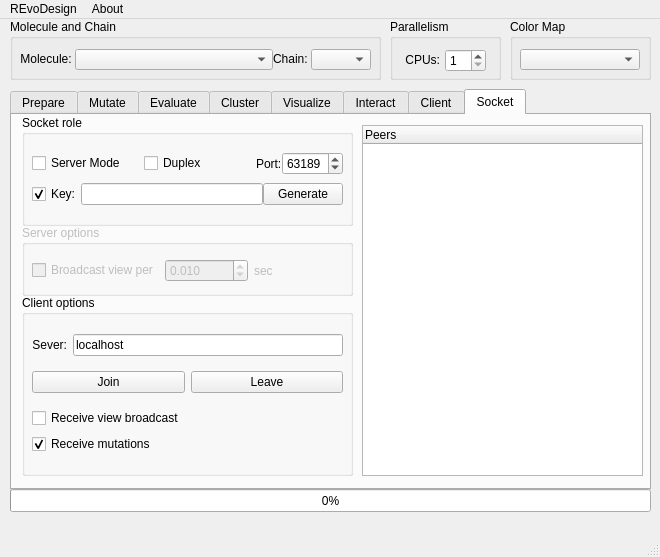
Before: the Qt Designer form REvoDesign/UI/REvoDesign-PyMOL.ui in YaoYinYing/REvoDesign, drawn with Qt 5.
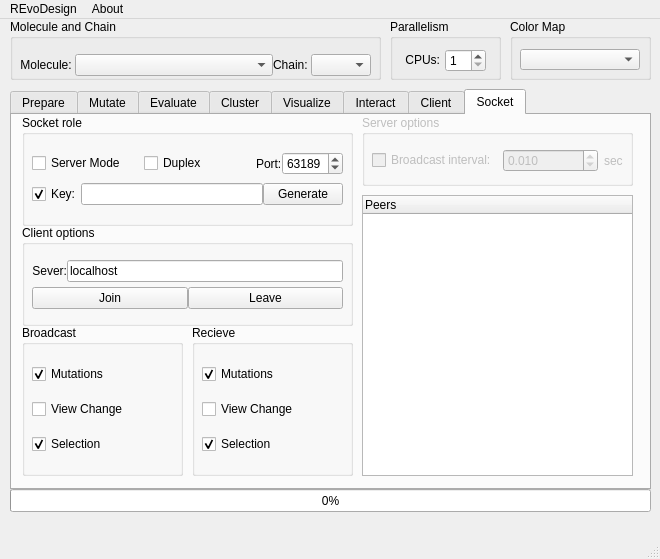
After: the same form once the commit is applied. The open tabs and pages were chosen to show the change.

```diff
--- a/REvoDesign/UI/REvoDesign-PyMOL.ui
+++ b/REvoDesign/UI/REvoDesign-PyMOL.ui
@@ -10,7 +10,7 @@
     <x>0</x>
     <y>0</y>
     <width>660</width>
-    <height>557</height>
+    <height>559</height>
    </rect>
   </property>
   <property name="sizePolicy">
@@ -3740,9 +3740,9 @@
       </property>
       <property name="geometry">
        <rect>
-        <x>10</x>
-        <y>110</y>
-        <width>331</width>
+        <x>350</x>
+        <y>0</y>
+        <width>271</width>
         <height>71</height>
        </rect>
       </property>
@@ -3754,7 +3754,7 @@
         <rect>
          <x>10</x>
          <y>30</y>
-         <width>241</width>
+         <width>251</width>
          <height>31</height>
         </rect>
        </property>
@@ -3765,7 +3765,7 @@
            <string>View broadcasting interval</string>
           </property>
           <property name="text">
-           <string>Broadcast view per</string>
+           <string>Broadcast interval:</string>
           </property>
          </widget>
         </item>
@@ -3811,9 +3811,9 @@
       <property name="geometry">
        <rect>
         <x>10</x>
-        <y>180</y>
+        <y>110</y>
         <width>331</width>
-        <height>181</height>
+        <height>101</height>
        </rect>
       </property>
       <property name="title">
@@ -3825,10 +3825,13 @@
          <x>10</x>
          <y>30</y>
          <width>311</width>
-         <height>141</height>
+         <height>61</height>
         </rect>
        </property>
        <layout class="QVBoxLayout" name="verticalLayout_16">
+        <property name="spacing">
+         <number>0</number>
+        </property>
         <item>
          <layout class="QHBoxLayout" name="horizontalLayout_48">
           <item>
@@ -3880,36 +3883,6 @@
           </item>
          </layout>
         </item>
-        <item>
-         <layout class="QVBoxLayout" name="verticalLayout_8">
-          <item>
-           <widget class="QCheckBox" name="checkBox_ws_recieve_view_broadcast">
-            <property name="statusTip">
-             <string>Receive PyMOL view updates</string>
-            </property>
-            <property name="text">
-             <string>Receive view broadcast</string>
-            </property>
-           </widget>
-          </item>
-          <item>
-           <widget class="QCheckBox" name="checkBox_ws_recieve_mutagenesis_broadcast">
-            <property name="statusTip">
-             <string>Receive mutant updates</string>
-            </property>
-            <property name="text">
-             <string>Receive mutations</string>
-            </property>
-            <property name="checked">
-             <bool>true</bool>
-            </property>
-            <property name="tristate">
-             <bool>false</bool>
-            </property>
-           </widget>
-          </item>
-         </layout>
-        </item>
        </layout>
       </widget>
      </widget>
@@ -4045,9 +4018,9 @@
       <property name="geometry">
        <rect>
         <x>350</x>
-        <y>10</y>
-        <width>281</width>
-        <height>351</height>
+        <y>80</y>
+        <width>271</width>
+        <height>281</height>
        </rect>
       </property>
       <property name="statusTip">
@@ -4059,6 +4032,140 @@
        </property>
       </column>
      </widget>
+     <widget class="QGroupBox" name="groupBox_5">
+      <property name="geometry">
+       <rect>
+        <x>180</x>
+        <y>210</y>
+        <width>161</width>
+        <height>151</height>
+       </rect>
+      </property>
+      <property name="title">
+       <string>Recieve</string>
+      </property>
+      <widget class="QWidget" name="verticalLayoutWidget_2">
+       <property name="geometry">
+        <rect>
+         <x>10</x>
+         <y>30</y>
+         <width>141</width>
+         <height>111</height>
+        </rect>
+       </property>
+       <layout class="QVBoxLayout" name="verticalLayout_8">
+        <item>
+         <widget class="QCheckBox" name="checkBox_ws_recieve_mutagenesis_broadcast">
+          <property name="statusTip">
+           <string>Receive mutant updates</string>
+          </property>
+          <property name="text">
+           <string>Mutations</string>
+          </property>
+          <property name="checked">
+           <bool>true</bool>
+          </property>
+          <property name="tristate">
+           <bool>false</bool>
+          </property>
+         </widget>
+        </item>
+        <item>
+         <widget class="QCheckBox" name="checkBox_ws_recieve_view_broadcast">
+          <property name="statusTip">
+           <string>Receive PyMOL view updates</string>
+          </property>
+          <property name="text">
+           <string>View Change</string>
+          </property>
+         </widget>
+        </item>
+        <item>
+         <widget class="QCheckBox" name="checkBox_ws_recieve_mutagenesis_selection">
+          <property name="statusTip">
+           <string>Receive mutant updates</string>
+          </property>
+          <property name="text">
+           <string>Selection</string>
+          </property>
+          <property name="checked">
+           <bool>true</bool>
+          </property>
+          <property name="tristate">
+           <bool>false</bool>
+          </property>
+         </widget>
+        </item>
+       </layout>
+      </widget>
+     </widget>
+     <widget class="QGroupBox" name="groupBox_12">
+      <property name="geometry">
+       <rect>
+        <x>10</x>
+        <y>210</y>
+        <width>161</width>
+        <height>151</height>
+       </rect>
+      </property>
+      <property name="title">
+       <string>Broadcast</string>
+      </property>
+      <widget class="QWidget" name="verticalLayoutWidget_11">
+       <property name="geometry">
+        <rect>
+         <x>10</x>
+         <y>30</y>
+         <width>141</width>
+         <height>111</height>
+        </rect>
+       </property>
+       <layout class="QVBoxLayout" name="verticalLayout_19">
+        <item>
+         <widget class="QCheckBox" name="checkBox_ws_broadcast_mutagenesis">
+          <property name="statusTip">
+           <string>Receive mutant updates</string>
+          </property>
+          <property name="text">
+           <string>Mutations</string>
+          </property>
+          <property name="checked">
+           <bool>true</bool>
+          </property>
+          <property name="tristate">
+           <bool>false</bool>
+          </property>
+         </widget>
+        </item>
+        <item>
+         <widget class="QCheckBox" name="checkBox_ws_broadcast">
+          <property name="statusTip">
+           <string>Receive PyMOL view updates</string>
+          </property>
+          <property name="text">
+           <string>View Change</string>
+          </property>
+         </widget>
+        </item>
+        <item>
+         <widget class="QCheckBox" name="checkBox_ws_broadcast_selection">
+          <property name="statusTip">
+           <string>Receive mutant updates</string>
+          </property>
+          <property name="text">
+           <string>Selection</string>
+          </property>
+          <property name="checked">
+           <bool>true</bool>
+          </property>
+          <property name="tristate">
+           <bool>false</bool>
+          </property>
+         </widget>
+        </item>
+       </layout>
+      </widget>
+     </widget>
     </widget>
    </widget>
    <widget class="QGroupBox" name="groupBox_6">
@@ -4079,7 +4186,7 @@
        <x>10</x>
        <y>30</y>
        <width>351</width>
-       <height>21</height>
+       <height>32</height>
       </rect>
      </property>
      <layout class="QHBoxLayout" name="horizontalLayout_37">
```
